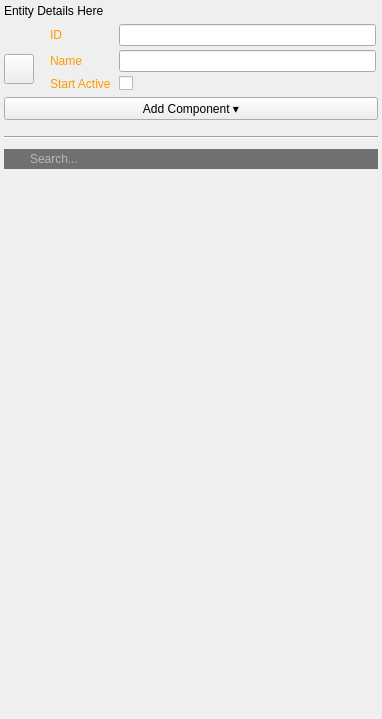
aws/lumberyard, file dev/Code/Framework/AzToolsFramework/AzToolsFramework/UI/PropertyEditor/EntityPropertyEditor.ui: the form before one commit.
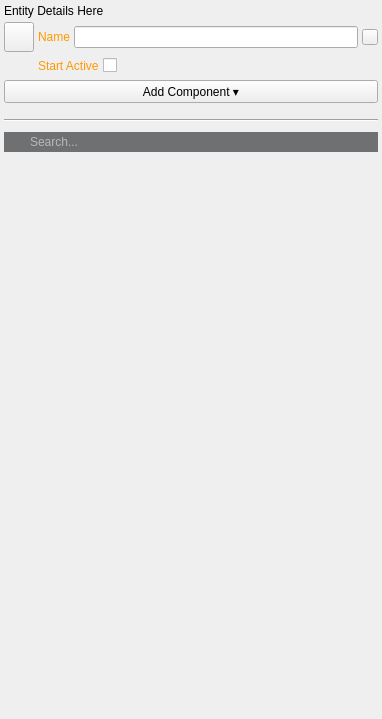
The form after the commit. Icons and pictures are not drawn. Custom widgets are drawn as their Qt base class.

```diff
--- a/dev/Code/Framework/AzToolsFramework/AzToolsFramework/UI/PropertyEditor/EntityPropertyEditor.ui
+++ b/dev/Code/Framework/AzToolsFramework/AzToolsFramework/UI/PropertyEditor/EntityPropertyEditor.ui
@@ -48,16 +48,99 @@
       </widget>
      </item>
      <item>
+      <layout class="QGridLayout" name="gridLayout">
+        <item row="0" column="1">
       <layout class="QHBoxLayout" name="horizontalLayout_2">
        <item>
-        <layout class="QVBoxLayout" name="verticalLayout_4">
-         <property name="topMargin">
-          <number>23</number>
-         </property>
-         <property name="rightMargin">
-          <number>10</number>
-         </property>
+              <widget class="QLabel" name="m_entityNameLabel">
+                <property name="palette">
+                  <palette>
+                    <active>
+                      <colorrole role="WindowText">
+                        <brush brushstyle="SolidPattern">
+                          <color alpha="255">
+                            <red>255</red>
+                            <green>153</green>
+                            <blue>0</blue>
+                          </color>
+                        </brush>
+                      </colorrole>
+                    </active>
+                    <inactive>
+                      <colorrole role="WindowText">
+                        <brush brushstyle="SolidPattern">
+                          <color alpha="255">
+                            <red>255</red>
+                            <green>153</green>
+                            <blue>0</blue>
+                          </color>
+                        </brush>
+                      </colorrole>
+                    </inactive>
+                    <disabled>
+                      <colorrole role="WindowText">
+                        <brush brushstyle="SolidPattern">
+                          <color alpha="255">
+                            <red>120</red>
+                            <green>120</green>
+                            <blue>120</blue>
+                          </color>
+                        </brush>
+                      </colorrole>
+                    </disabled>
+                  </palette>
+                </property>
+                <property name="text">
+                  <string>Name</string>
+                </property>
+              </widget>
+            </item>
          <item>
+              <widget class="QLineEdit" name="m_entityNameEditor">
+                <property name="readOnly">
+                  <bool>false</bool>
+                </property>
+              </widget>
+            </item>
+            <item>
+              <widget class="AzToolsFramework::IconButton" name="m_pinButton">
+                <property name="minimumSize">
+                  <size>
+                    <width>16</width>
+                    <height>16</height>
+                  </size>
+                </property>
+                <property name="maximumSize">
+                  <size>
+                    <width>16</width>
+                    <height>16</height>
+                  </size>
+                </property>
+                <property name="toolTip">
+                  <string>Open pinned inspector</string>
+                </property>
+                <property name="styleSheet">
+                  <string notr="true"/>
+                </property>
+                <property name="text">
+                  <string/>
+                </property>
+                <property name="icon">
+                  <iconset>
+                    <normaloff>:/PropertyEditor/Resources/pin_button.png</normaloff>:/PropertyEditor/Resources/pin_button.png
+                  </iconset>
+                </property>
+                <property name="iconSize">
+                  <size>
+                    <width>16</width>
+                    <height>16</height>
+                  </size>
+                </property>
+              </widget>
+            </item>
+          </layout>
+        </item>
+        <item row="0" column="0">
           <widget class="AzToolsFramework::IconButton" name="m_entityIcon">
            <property name="minimumSize">
             <size>
@@ -88,20 +171,9 @@
            </property>
           </widget>
          </item>
-        </layout>
-       </item>
+        <item row="1" column="1">
+          <layout class="QHBoxLayout" name="horizontalLayout_3">
        <item>
-        <layout class="QGridLayout" name="gridLayout">
-         <property name="horizontalSpacing">
-          <number>8</number>
-         </property>
-         <property name="verticalSpacing">
-          <number>4</number>
-         </property>
-         <property name="margin">
-          <number>2</number>
-         </property>
-         <item row="3" column="0">
           <widget class="QLabel" name="m_startActiveLabel">
            <property name="palette">
             <palette>
@@ -145,114 +217,25 @@
            </property>
           </widget>
          </item>
-         <item row="3" column="1">
+            <item>
           <widget class="QCheckBox" name="m_initiallyActiveCheckbox">
            <property name="readOnly" stdset="0">
             <bool>false</bool>
            </property>
           </widget>
          </item>
-         <item row="1" column="1">
-          <widget class="QLineEdit" name="m_entityIdEditor">
-           <property name="readOnly">
-            <bool>false</bool>
-           </property>
-          </widget>
-         </item>
-         <item row="1" column="0">
-          <widget class="QLabel" name="m_entityIdLabel">
-           <property name="palette">
-            <palette>
-             <active>
-              <colorrole role="WindowText">
-               <brush brushstyle="SolidPattern">
-                <color alpha="255">
-                 <red>255</red>
-                 <green>153</green>
-                 <blue>0</blue>
-                </color>
-               </brush>
-              </colorrole>
-             </active>
-             <inactive>
-              <colorrole role="WindowText">
-               <brush brushstyle="SolidPattern">
-                <color alpha="255">
-                 <red>255</red>
-                 <green>153</green>
-                 <blue>0</blue>
-                </color>
-               </brush>
-              </colorrole>
-             </inactive>
-             <disabled>
-              <colorrole role="WindowText">
-               <brush brushstyle="SolidPattern">
-                <color alpha="255">
-                 <red>120</red>
-                 <green>120</green>
-                 <blue>120</blue>
-                </color>
-               </brush>
-              </colorrole>
-             </disabled>
-            </palette>
-           </property>
-           <property name="text">
-            <string>ID</string>
-           </property>
-          </widget>
-         </item>
-         <item row="2" column="1">
-          <widget class="QLineEdit" name="m_entityNameEditor">
-           <property name="readOnly">
-            <bool>false</bool>
-           </property>
-          </widget>
-         </item>
-         <item row="2" column="0">
-          <widget class="QLabel" name="m_entityNameLabel">
-           <property name="palette">
-            <palette>
-             <active>
-              <colorrole role="WindowText">
-               <brush brushstyle="SolidPattern">
-                <color alpha="255">
-                 <red>255</red>
-                 <green>153</green>
-                 <blue>0</blue>
-                </color>
-               </brush>
-              </colorrole>
-             </active>
-             <inactive>
-              <colorrole role="WindowText">
-               <brush brushstyle="SolidPattern">
-                <color alpha="255">
-                 <red>255</red>
-                 <green>153</green>
-                 <blue>0</blue>
-                </color>
-               </brush>
-              </colorrole>
-             </inactive>
-             <disabled>
-              <colorrole role="WindowText">
-               <brush brushstyle="SolidPattern">
-                <color alpha="255">
-                 <red>120</red>
-                 <green>120</green>
-                 <blue>120</blue>
-                </color>
-               </brush>
-              </colorrole>
-             </disabled>
-            </palette>
-           </property>
-           <property name="text">
-            <string>Name</string>
-           </property>
-          </widget>
+            <item>
+              <spacer name="horizontalSpacer_2">
+                <property name="orientation">
+                  <enum>Qt::Horizontal</enum>
+                </property>
+                <property name="sizeHint" stdset="0">
+                  <size>
+                    <width>40</width>
+                    <height>20</height>
+                  </size>
+                </property>
+              </spacer>
          </item>
         </layout>
        </item>
```
Left out of the diff: 2 changed lines with no effect on the pictures. Lines whose indentation alone changed are shown as unchanged.
